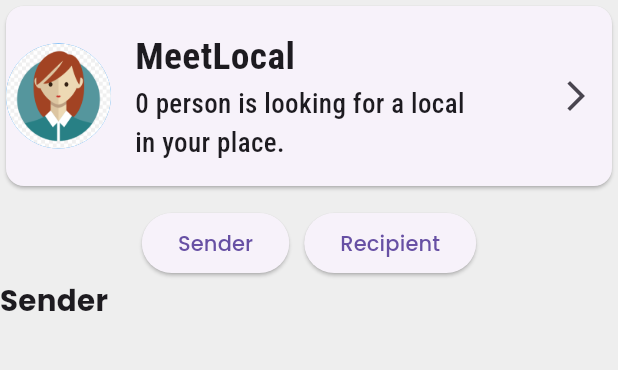
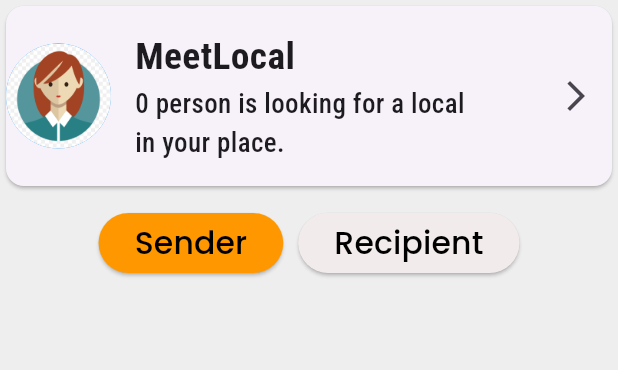
Before and after one commit to developersmartvoice/showbd, a Flutter app: the ChatListScreen screen opened directly, on a phone screen of 412 x 824 dp, the part 90-460 px from its top. Run offline on Flutter 3.47's test engine with Material 3 defaults, Android fonts, the phone set to English and light mode, and no system bars; our stand-ins replace cached_network_image, carousel_slider, cloud_firestore, dio, dotted_border, dropdown_search and 25 more; missing offline and left inert: connectycube_flutter_call_kit, connectycube_sdk, flutter_background, flutter_inappwebview, flutter_login_facebook, flutter_ringtone_player and 5 more; accounts and stored records are empty; network calls fail; statements that could not run were skipped.

Commit message:
Inbox UI edited.

```diff
--- a/lib/views/Doctor/DoctorChatListScreen.dart
+++ b/lib/views/Doctor/DoctorChatListScreen.dart
@@ -357,7 +357,40 @@ class _ChatListScreenState extends State<ChatListScreen> {
                               isSenderSelected = true;
                             });
                           },
-                            child: Text('Sender')),
+                          style: ElevatedButton.styleFrom(
+                            backgroundColor:
+                                isSenderSelected != null && isSenderSelected!
+                                    ? Colors.orange
+                                    : Color.fromARGB(255, 242, 235,
+                                        235), // Change the colors as needed
+                          ),
+                          child: Text(
+                            'Sender',
+                            style: TextStyle(color: Colors.black),
+                            textAlign: TextAlign.center,
+                            textScaleFactor: 1.5,
+                            overflow: TextOverflow.ellipsis,
+                            maxLines: 1,
+                          ),
+                        ),
+
+                        // ElevatedButton(
+                        //   onPressed: () {
+                        //     setState(
+                        //       () {
+                        //         isSenderSelected = true;
+                        //       },
+                        //     );
+                        //   },
+                        //   child: Text(
+                        //     'Sender',
+                        //     style: TextStyle(color: Colors.black),
+                        //     textAlign: TextAlign.center,
+                        //     textScaleFactor: 1.5,
+                        //     overflow: TextOverflow.ellipsis,
+                        //     maxLines: 1,
+                        //   ),
+                        // ),
                         SizedBox(width: 10),
                         ElevatedButton(
                           onPressed: () {
@@ -365,7 +398,21 @@ class _ChatListScreenState extends State<ChatListScreen> {
                               isSenderSelected = false;
                             });
                           },
-                            child: Text('Recipient')),
+                          style: ElevatedButton.styleFrom(
+                            backgroundColor: isSenderSelected != null &&
+                                    isSenderSelected!
+                                ? Color.fromARGB(255, 242, 235, 235)
+                                : Colors.orange, // Change the colors as needed
+                          ),
+                          child: Text(
+                            'Recipient',
+                            style: TextStyle(color: Colors.black),
+                            textAlign: TextAlign.center,
+                            textScaleFactor: 1.5,
+                            overflow: TextOverflow.ellipsis,
+                            maxLines: 1,
+                          ),
+                        ),
                       ],
                     ),
                   ),
@@ -374,15 +421,15 @@ class _ChatListScreenState extends State<ChatListScreen> {
                           child: Column(
                             crossAxisAlignment: CrossAxisAlignment.start,
                             children: [
-                              Text(
-                                'Sender',
-                                style: TextStyle(fontWeight: FontWeight.bold),
-                                textAlign: TextAlign.center,
-                                textScaleFactor: 1.5,
-                                overflow: TextOverflow.ellipsis,
-                                maxLines: 1,
-                              ),
-                              SizedBox(height: 10),
+                              // Text(
+                              //   '',
+                              //   style: TextStyle(fontWeight: FontWeight.bold),
+                              //   textAlign: TextAlign.center,
+                              //   textScaleFactor: 1.5,
+                              //   overflow: TextOverflow.ellipsis,
+                              //   maxLines: 1,
+                              // ),
+                              // SizedBox(height: 10),
                               Expanded(
                                 child: ListView.builder(
                                   shrinkWrap: true,
@@ -420,15 +467,15 @@ class _ChatListScreenState extends State<ChatListScreen> {
                           child: Column(
                             crossAxisAlignment: CrossAxisAlignment.start,
                             children: [
-                              Text(
-                                'Recipient',
-                                style: TextStyle(fontWeight: FontWeight.bold),
-                                textAlign: TextAlign.center,
-                                textScaleFactor: 1.5,
-                                overflow: TextOverflow.ellipsis,
-                                maxLines: 1,
-                              ),
-                              SizedBox(height: 10),
+                              // Text(
+                              //   'Recipient',
+                              //   style: TextStyle(fontWeight: FontWeight.bold),
+                              //   textAlign: TextAlign.center,
+                              //   textScaleFactor: 1.5,
+                              //   overflow: TextOverflow.ellipsis,
+                              //   maxLines: 1,
+                              // ),
+                              // SizedBox(height: 10),
                               Expanded(
                                 child: ListView.builder(
                                   shrinkWrap: true,
```
Lines whose indentation alone changed are shown as unchanged.
